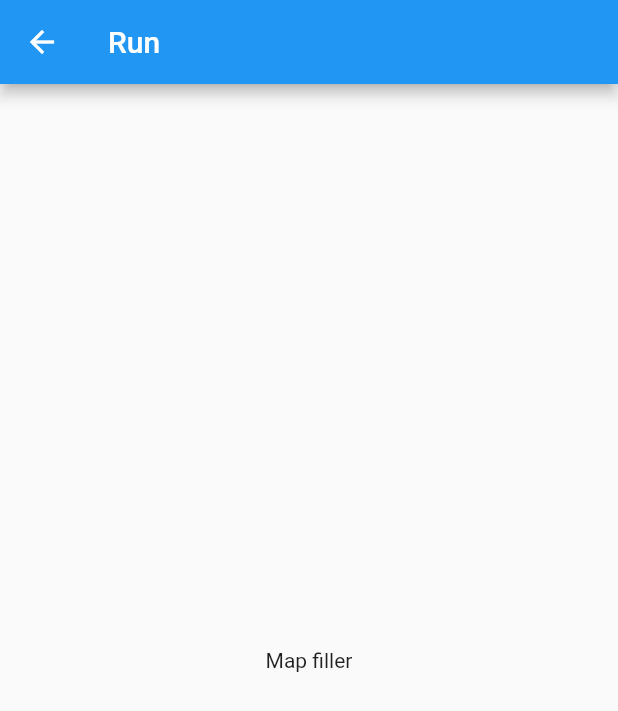
After one commit to akolola/scorePack, a Flutter app: the Map screen opened directly, on a phone screen of 412 x 824 dp. The commit adds this screen. Shown: the top 711 px of the screen. Run offline on Flutter 3.47's test engine with Material 2 defaults, Android fonts, the phone set to English and light mode, and no system bars.

Commit message:
SCP-2: Added; (c) Map; Cutom Widget for future map.

```diff
--- /dev/null
+++ b/lib/map.dart
@@ -0,0 +1,21 @@
+import 'package:flutter/material.dart';
+
+class Map extends StatelessWidget {
+  const Map({Key? key}) : super(key: key);
+
+  @override
+  Widget build(BuildContext context) {
+    return Scaffold(
+      appBar: AppBar(
+        title: Text(
+          'Run',
+        ),
+      ),
+      body: Center(
+        child: Text(
+          'Map filler',
+        ),
+      ),
+    );
+  }
+}
--- a/lib/mappicker.dart
+++ b/lib/mappicker.dart
@@ -7,13 +7,13 @@ class MapPicker extends StatelessWidget {
   Widget build(BuildContext context) {
     return Scaffold(
       appBar: AppBar(
+        title: Text(
+          'Jogging Maps',
+        ),
         leading: IconButton(
           tooltip: MaterialLocalizations.of(context).openAppDrawerTooltip,
           icon: const Icon(Icons.menu),
           onPressed: () {},
-        ),
-        title: Text(
-          'Jogging Maps',
         ),
         actions: [
           IconButton(
--- a/lib/start.dart
+++ b/lib/start.dart
@@ -1,5 +1,5 @@
 import 'package:flutter/material.dart';
-import 'package:hackaburg/mappicker.dart';
+import 'package:hackaburg/map.dart';
 
 class Start extends StatelessWidget {
   const Start({super.key});
@@ -36,7 +36,7 @@ class Start extends StatelessWidget {
               onPressed: () {
                 Navigator.push(
                   context,
-                  MaterialPageRoute(builder: (context) => MapPicker()),
+                  MaterialPageRoute(builder: (context) => Map()),
                 );
               },
             )
--- a/pubspec.yaml
+++ b/pubspec.yaml
@@ -6,7 +6,7 @@ publish_to: 'none'
 version: 1.0.0+1
 
 environment:
-  sdk: '>2.17.5'
+  sdk: '>=2.17.5'
 
 dependencies:
   flutter:
```
